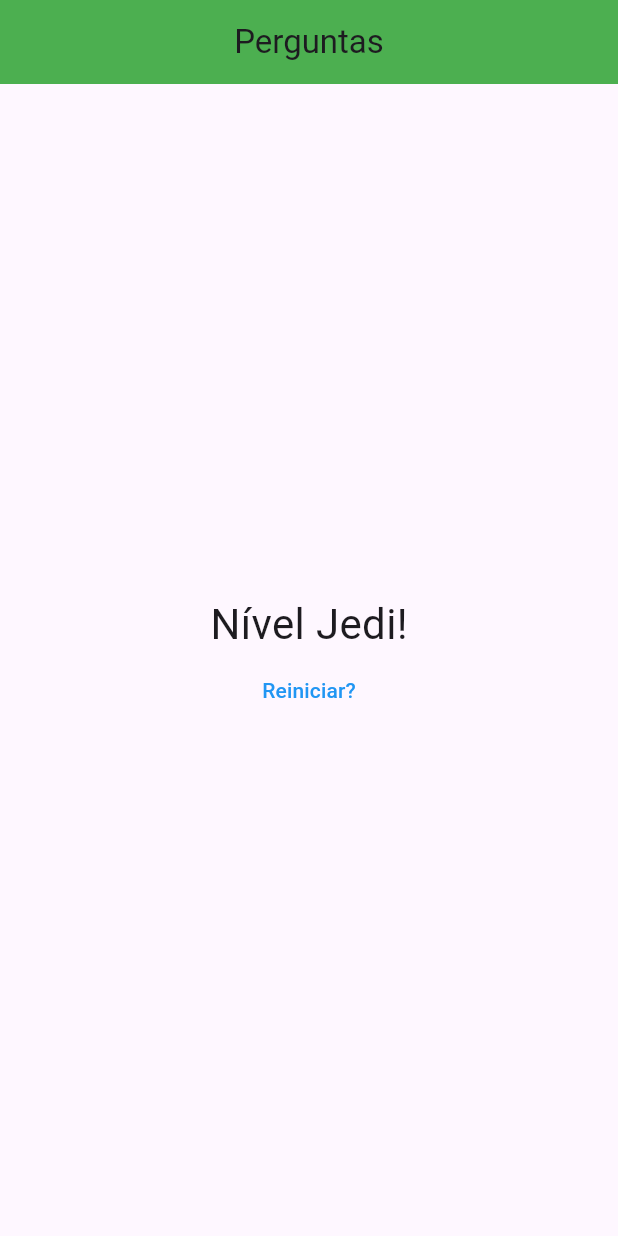
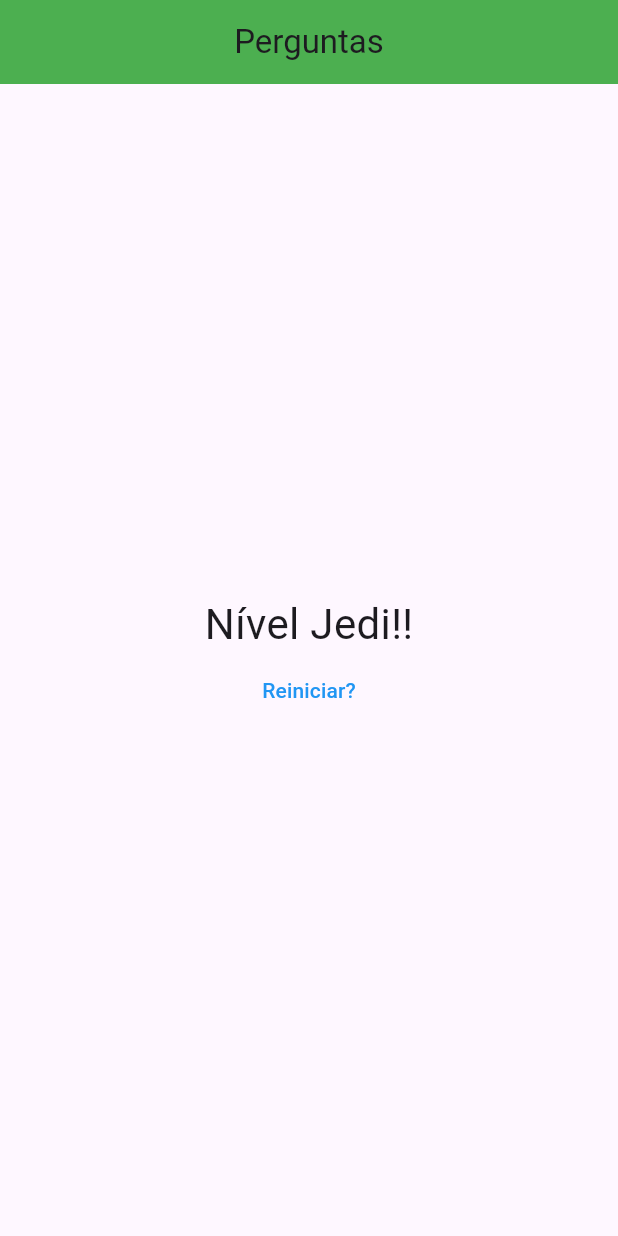
Before and after one commit to AnibalAE/projeto_perguntas_flutter, a Flutter app: the screen it shows after launch, after a tap on "Preto", after a tap on "Cobra", after a tap on "Maria", on a phone screen of 412 x 824 dp. Run offline on Flutter 3.47's test engine with Material 3 defaults, Android fonts, the phone set to English and light mode, and no system bars.

Commit message:
ajuste numa string

```diff
--- a/lib/resultado.dart
+++ b/lib/resultado.dart
@@ -14,7 +14,7 @@ class Resultado extends StatelessWidget {
     } else if (pontuacao < 16) {
       return 'Impressionante!';
     } else {
-      return 'Nível Jedi!';
+      return 'Nível Jedi!!';
     }
   }
 
```
